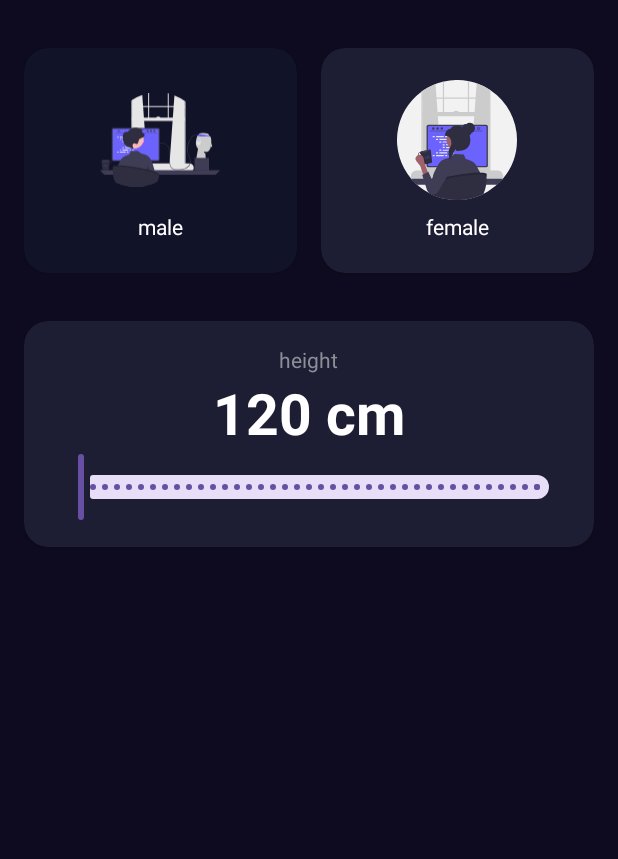
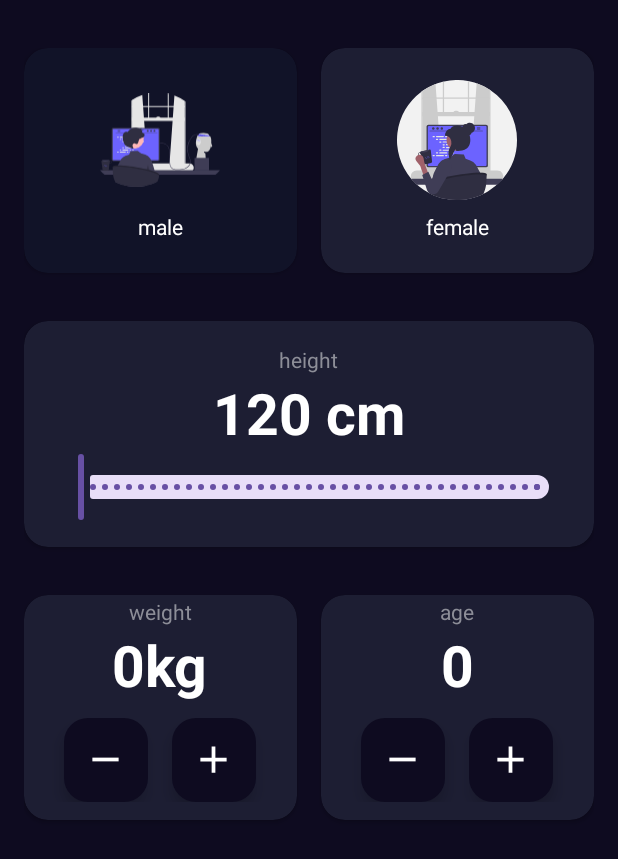
Before and after one commit to JonyWhalee/kotlinApp, an Android app: the IMCApp screen opened directly, with no data from a screen before it, on a phone screen of 412 x 824 dp. Shown: the top 859 px of the screen. Run offline under Robolectric (Android 15) with nearby library versions, the phone set to English and light mode, and no system bars.

Commit message:
weight and age components

```diff
--- a/app/src/main/java/com/example/firstapp/contendorDeApps/IMCApp.kt
+++ b/app/src/main/java/com/example/firstapp/contendorDeApps/IMCApp.kt
@@ -6,6 +6,7 @@ import android.widget.TextView
 import androidx.cardview.widget.CardView
 import androidx.core.content.ContextCompat
 import com.example.firstapp.R
+import com.google.android.material.floatingactionbutton.FloatingActionButton
 import com.google.android.material.slider.RangeSlider
 import java.text.DecimalFormat
 
@@ -13,12 +14,23 @@ class IMCApp : AppCompatActivity() {
 
     private var isMaleSelected:Boolean = true
     private var isFemaleSelected:Boolean = false
+    private var currentWeight:Int = 0
+    private var currentAge:Int = 0
+
 
 
     private lateinit var  viewMale:CardView
     private lateinit var  viewFemale:CardView
     private lateinit var tvHeight:TextView
     private lateinit var rsHeight:RangeSlider
+    private lateinit var btnSubtractWeight:FloatingActionButton
+    private lateinit var btnPlusWeight:FloatingActionButton
+    private lateinit var tvWeight:TextView
+    private lateinit var btnSubtractAge:FloatingActionButton
+    private lateinit var btnPlusAge:FloatingActionButton
+    private lateinit var tvAge:TextView
+
+
 
     override fun onCreate(savedInstanceState: Bundle?) {
         super.onCreate(savedInstanceState)
@@ -33,6 +45,12 @@ class IMCApp : AppCompatActivity() {
         viewFemale = findViewById(R.id.viewFemale)
         tvHeight = findViewById(R.id.tvHeight)
         rsHeight = findViewById(R.id.rsHeight)
+        btnSubtractWeight = findViewById(R.id.btnSubtractWeight)
+        btnPlusWeight = findViewById(R.id.btnPlusWeight)
+        tvWeight = findViewById(R.id.tvWeight)
+        btnSubtractAge = findViewById(R.id.btnSubtractAge)
+        btnPlusAge = findViewById(R.id.btnPlusAge)
+        tvAge = findViewById(R.id.tvAge)
     }
 
     private fun initListeners() {
@@ -50,6 +68,29 @@ class IMCApp : AppCompatActivity() {
 
             tvHeight.text = "$result cm"
         }
+        btnPlusWeight.setOnClickListener {
+            currentWeight++
+            setWeight()
+        }
+        btnSubtractWeight.setOnClickListener {
+            currentWeight--
+            setWeight()
+        }
+        btnPlusAge.setOnClickListener {
+            currentAge++
+            setAge()
+        }
+        btnSubtractAge.setOnClickListener {
+            currentAge--
+            setAge()
+        }
+    }
+    private fun setWeight(){
+        var result = "${currentWeight}kg"
+        tvWeight.text = result
+    }
+    private fun setAge(){
+        tvAge.text = currentAge.toString()
     }
 
     private fun changeGender(){
@@ -74,6 +115,8 @@ class IMCApp : AppCompatActivity() {
 
     private fun initUI() {
         setGenderColor()
+        setWeight()
+        setAge()
     }
 
 }
--- /dev/null
+++ b/app/src/main/res/drawable/ic_add.xml
@@ -0,0 +1,5 @@
+<vector android:height="24dp" android:tint="#000000"
+    android:viewportHeight="24" android:viewportWidth="24"
+    android:width="24dp" xmlns:android="http://schemas.android.com/apk/res/android">
+    <path android:fillColor="@android:color/white" android:pathData="M19,13h-6v6h-2v-6H5v-2h6V5h2v6h6v2z"/>
+</vector>
--- /dev/null
+++ b/app/src/main/res/drawable/ic_remove.xml
@@ -0,0 +1,5 @@
+<vector android:height="24dp" android:tint="#000000"
+    android:viewportHeight="24" android:viewportWidth="24"
+    android:width="24dp" xmlns:android="http://schemas.android.com/apk/res/android">
+    <path android:fillColor="@android:color/white" android:pathData="M19,13H5v-2h14v2z"/>
+</vector>
--- a/app/src/main/res/layout/activity_imcapp.xml
+++ b/app/src/main/res/layout/activity_imcapp.xml
@@ -79,6 +79,7 @@
     </androidx.cardview.widget.CardView>
 
     <androidx.cardview.widget.CardView
+        android:id="@+id/viewHeight"
         android:layout_width="0dp"
         android:layout_height="wrap_content"
         android:layout_marginTop="32dp"
@@ -92,32 +93,31 @@
             android:layout_width="match_parent"
             android:layout_height="wrap_content"
             android:layout_margin="16dp"
-            android:orientation="vertical"
-            android:gravity="center">
+            android:gravity="center"
+            android:orientation="vertical">
 
             <TextView
                 android:layout_width="wrap_content"
                 android:layout_height="wrap_content"
                 android:text="@string/height"
-                android:textColor="@color/title_text">
-            </TextView>
+                android:textColor="@color/title_text"></TextView>
+
             <TextView
                 android:id="@+id/tvHeight"
                 android:layout_width="wrap_content"
+                android:layout_height="wrap_content"
+                android:text="120 cm"
                 android:textColor="@color/white"
-                android:text="120 cm"
                 android:textSize="38dp"
-                android:textStyle="bold"
-                android:layout_height="wrap_content">
-            </TextView>
+                android:textStyle="bold"></TextView>
+
             <com.google.android.material.slider.RangeSlider
                 android:id="@+id/rsHeight"
                 android:layout_width="match_parent"
                 android:layout_height="wrap_content"
                 android:stepSize="1"
                 android:valueFrom="120"
-                android:valueTo="200"
-                >
+                android:valueTo="200">
 
             </com.google.android.material.slider.RangeSlider>
 
@@ -125,5 +125,136 @@
 
     </androidx.cardview.widget.CardView>
 
+    <androidx.cardview.widget.CardView
+        android:id="@+id/viewWeight"
+        android:layout_width="0dp"
+        android:layout_height="150dp"
+        android:layout_marginTop="32dp"
+        android:layout_marginEnd="16dp"
+        app:cardBackgroundColor="@color/backgroud_component"
+        app:cardCornerRadius="16dp"
+        app:layout_constraintEnd_toStartOf="@+id/viewAge"
+        app:layout_constraintStart_toStartOf="parent"
+        app:layout_constraintTop_toBottomOf="@+id/viewHeight">
+
+        <androidx.appcompat.widget.LinearLayoutCompat
+            android:layout_width="match_parent"
+            android:layout_height="match_parent"
+            android:gravity="center"
+            android:orientation="vertical">
+
+            <TextView
+                android:layout_width="wrap_content"
+                android:layout_height="wrap_content"
+                android:text="@string/weight"
+                android:textColor="@color/title_text" />
+
+            <TextView
+                android:id="@+id/tvWeight"
+                android:layout_width="wrap_content"
+                android:layout_height="wrap_content"
+                android:textColor="@color/white"
+                android:textSize="38dp"
+                android:textStyle="bold"
+                tools:text="60" />
+
+            <androidx.appcompat.widget.LinearLayoutCompat
+                android:layout_width="match_parent"
+                android:layout_height="wrap_content"
+                android:layout_marginVertical="10dp"
+                android:gravity="center"
+                android:orientation="horizontal">
+
+                <com.google.android.material.floatingactionbutton.FloatingActionButton
+                    android:id="@+id/btnSubtractWeight"
+                    android:layout_width="wrap_content"
+                    android:layout_height="wrap_content"
+                    android:layout_marginEnd="16dp"
+                    android:src="@drawable/ic_remove"
+                    android:backgroundTint="@color/backgroud_app"
+                    app:maxImageSize="30dp"
+                    app:tint="@color/white" />
+
+                <com.google.android.material.floatingactionbutton.FloatingActionButton
+                    android:id="@+id/btnPlusWeight"
+                    android:layout_width="wrap_content"
+                    android:layout_height="wrap_content"
+                    android:src="@drawable/ic_add"
+                    android:backgroundTint="@color/backgroud_app"
+                    app:maxImageSize="30dp"
+                    app:tint="@color/white"  />
+
+
+            </androidx.appcompat.widget.LinearLayoutCompat>
+
+        </androidx.appcompat.widget.LinearLayoutCompat>
+
+    </androidx.cardview.widget.CardView>
+
+    <androidx.cardview.widget.CardView
+        android:id="@+id/viewAge"
+        android:layout_width="0dp"
+        android:layout_height="150dp"
+        android:layout_marginTop="32dp"
+        app:cardBackgroundColor="@color/backgroud_component"
+        app:cardCornerRadius="16dp"
+        app:layout_constraintEnd_toEndOf="parent"
+        app:layout_constraintStart_toEndOf="@+id/viewWeight"
+        app:layout_constraintTop_toBottomOf="@+id/viewHeight">
+
+        <androidx.appcompat.widget.LinearLayoutCompat
+            android:layout_width="match_parent"
+            android:layout_height="match_parent"
+            android:gravity="center"
+            android:orientation="vertical">
+
+            <TextView
+                android:layout_width="wrap_content"
+                android:layout_height="wrap_content"
+                android:text="@string/Age"
+                android:textColor="@color/title_text" />
+
+            <TextView
+                android:id="@+id/tvAge"
+                android:layout_width="wrap_content"
+                android:layout_height="wrap_content"
+                android:textColor="@color/white"
+                android:textSize="38dp"
+                android:textStyle="bold"
+                tools:text="60" />
+
+            <androidx.appcompat.widget.LinearLayoutCompat
+                android:layout_width="match_parent"
+                android:layout_height="wrap_content"
+                android:layout_marginVertical="10dp"
+                android:gravity="center"
+                android:orientation="horizontal">
+
+                <com.google.android.material.floatingactionbutton.FloatingActionButton
+                    android:id="@+id/btnSubtractAge"
+                    android:layout_width="wrap_content"
+                    android:layout_height="wrap_content"
+                    android:layout_marginEnd="16dp"
+                    android:src="@drawable/ic_remove"
+                    android:backgroundTint="@color/backgroud_app"
+                    app:maxImageSize="30dp"
+                    app:tint="@color/white" />
+
+                <com.google.android.material.floatingactionbutton.FloatingActionButton
+                    android:id="@+id/btnPlusAge"
+                    android:layout_width="wrap_content"
+                    android:layout_height="wrap_content"
+                    android:src="@drawable/ic_add"
+                    android:backgroundTint="@color/backgroud_app"
+                    app:maxImageSize="30dp"
+                    app:tint="@color/white"  />
+
+
+            </androidx.appcompat.widget.LinearLayoutCompat>
+
+        </androidx.appcompat.widget.LinearLayoutCompat>
+
+    </androidx.cardview.widget.CardView>
+
 
 </androidx.constraintlayout.widget.ConstraintLayout>
--- a/app/src/main/res/values/strings.xml
+++ b/app/src/main/res/values/strings.xml
@@ -3,4 +3,6 @@
     <string name="male">male</string>
     <string name="female">female</string>
     <string name="height">height</string>
+    <string name="weight">weight</string>
+    <string name="Age">age</string>
 </resources>
```
